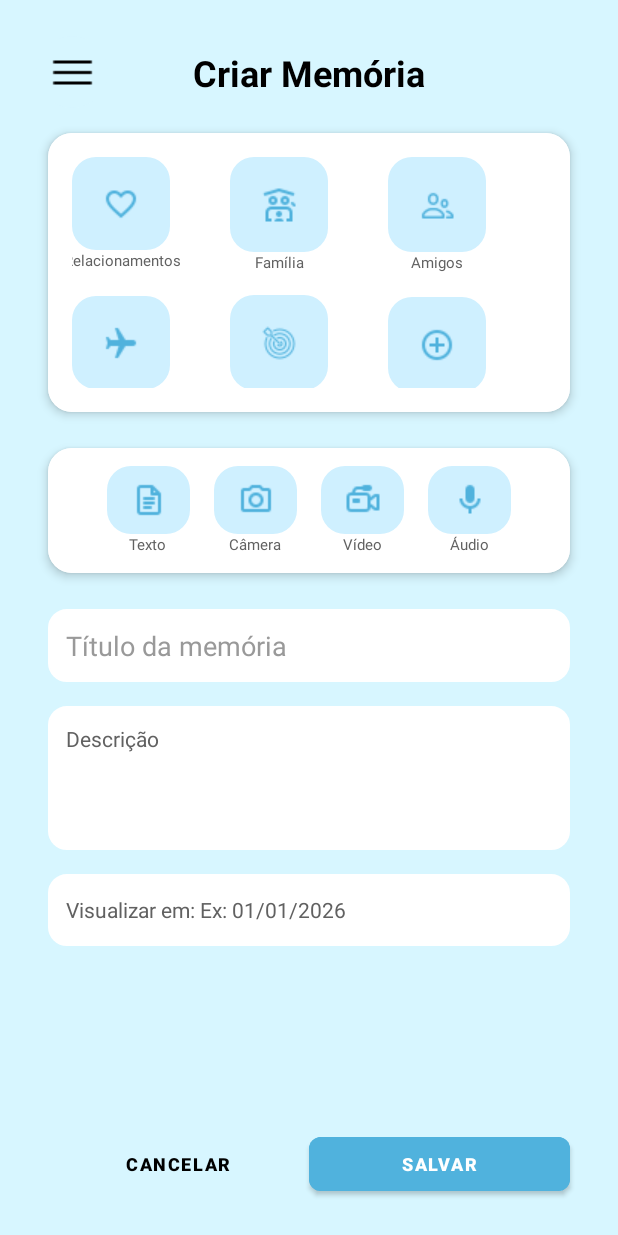
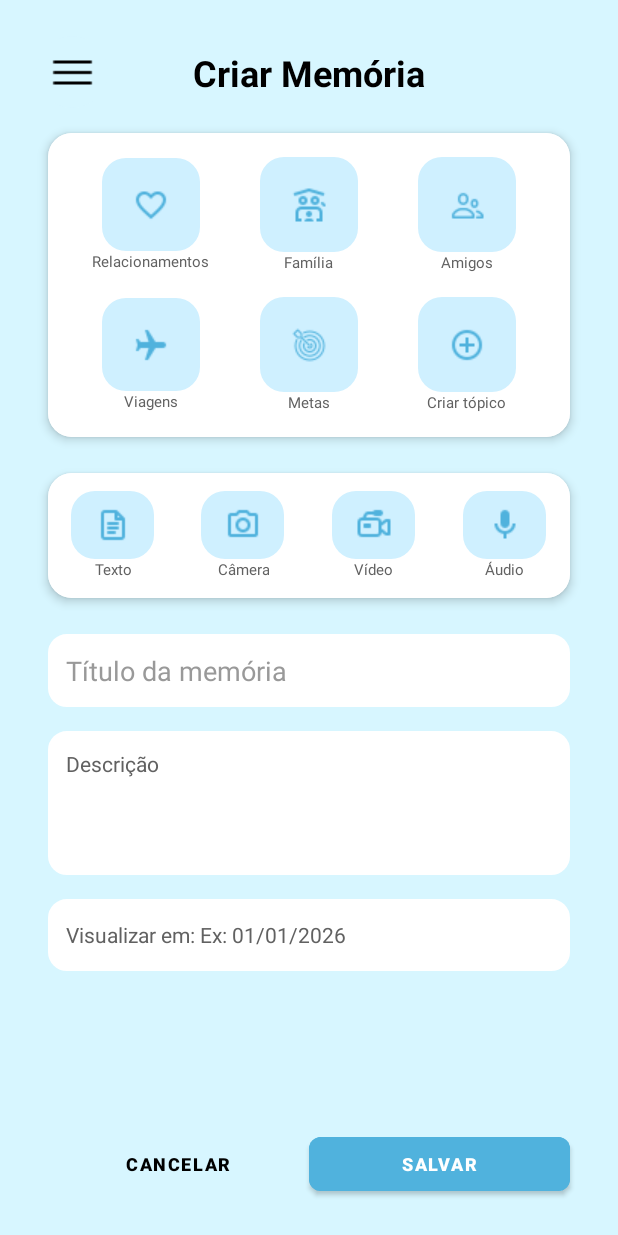
Before and after one commit to FranciscoPedro06/reviva-app, an Android app: the MemoriaActivity screen opened directly, with no data from a screen before it, on a phone screen of 412 x 824 dp. Run offline under Robolectric (Android 15) with nearby library versions, the phone set to English and light mode, and no system bars.

Commit message:
Screen update, now is fully responsive (refs #5)

```diff
--- a/app/src/main/res/layout/activity_criar_memoria.xml
+++ b/app/src/main/res/layout/activity_criar_memoria.xml
@@ -34,8 +34,7 @@
     <androidx.cardview.widget.CardView
         android:id="@+id/cardCategorias"
         android:layout_width="0dp"
-        android:layout_height="186dp"
-        android:layout_marginHorizontal="32dp"
+        android:layout_height="wrap_content" android:layout_marginHorizontal="32dp"
         android:layout_marginTop="24dp"
         app:cardCornerRadius="16dp"
         app:cardElevation="4dp"
@@ -43,22 +42,29 @@
         app:layout_constraintStart_toStartOf="parent"
         app:layout_constraintTop_toBottomOf="@+id/txtTitulo">
 
-        <androidx.constraintlayout.widget.ConstraintLayout
+        <LinearLayout
             android:layout_width="match_parent"
-            android:layout_height="match_parent"
-            android:background="@color/white"
-            android:padding="16dp">
+            android:layout_height="wrap_content"
+            android:orientation="vertical"
+            android:padding="16dp"
+            android:background="@color/white">
 
-            <ImageButton
+            <LinearLayout
+                android:layout_width="match_parent"
+                android:layout_height="wrap_content"
+                android:orientation="horizontal"
+                android:gravity="center"
+                android:weightSum="3"> <LinearLayout
+                android:layout_width="0dp"
+                android:layout_height="wrap_content"
+                android:layout_weight="1" android:orientation="vertical"
+                android:gravity="center_horizontal"
+                android:paddingHorizontal="4dp"> <ImageButton
                 android:id="@+id/btnRelacionamentos"
-                android:layout_width="65dp"
-                android:layout_height="62dp"
+                android:layout_width="65dp" android:layout_height="62dp"
                 android:background="@drawable/bg_button_rounded"
                 android:contentDescription="@string/relacionamentos"
-                android:src="@drawable/ic_coracao"
-                app:layout_constraintHorizontal_chainStyle="spread_inside"
-                app:layout_constraintStart_toStartOf="parent"
-                app:layout_constraintTop_toTopOf="parent" />
+                android:src="@drawable/ic_coracao" />
 
                 <TextView
                     android:id="@+id/txtRelacionamentos"
@@ -67,9 +73,16 @@
                     android:text="@string/relacionamentos"
                     android:textColor="#616161"
                     android:textSize="10sp"
-                app:layout_constraintEnd_toEndOf="@+id/btnRelacionamentos"
-                app:layout_constraintStart_toStartOf="@+id/btnRelacionamentos"
-                app:layout_constraintTop_toBottomOf="@+id/btnRelacionamentos" />
+                    android:gravity="center_horizontal"
+                    android:maxLines="2" /> </LinearLayout>
+
+                <LinearLayout
+                    android:layout_width="0dp"
+                    android:layout_height="wrap_content"
+                    android:layout_weight="1"
+                    android:orientation="vertical"
+                    android:gravity="center_horizontal"
+                    android:paddingHorizontal="4dp">
 
                     <ImageButton
                         android:id="@+id/btnFamilia"
@@ -77,10 +90,7 @@
                         android:layout_height="63dp"
                         android:background="@drawable/bg_button_rounded"
                         android:contentDescription="@string/familia"
-                android:src="@drawable/ic_familia"
-                app:layout_constraintEnd_toStartOf="@+id/btnAmigos"
-                app:layout_constraintStart_toEndOf="@+id/btnRelacionamentos"
-                app:layout_constraintTop_toTopOf="parent" />
+                        android:src="@drawable/ic_familia" />
 
                     <TextView
                         android:id="@+id/txtFamilia"
@@ -89,9 +99,17 @@
                         android:text="@string/familia"
                         android:textColor="#616161"
                         android:textSize="10sp"
-                app:layout_constraintEnd_toEndOf="@+id/btnFamilia"
-                app:layout_constraintStart_toStartOf="@+id/btnFamilia"
-                app:layout_constraintTop_toBottomOf="@+id/btnFamilia" />
+                        android:gravity="center_horizontal"
+                        android:maxLines="2" />
+                </LinearLayout>
+
+                <LinearLayout
+                    android:layout_width="0dp"
+                    android:layout_height="wrap_content"
+                    android:layout_weight="1"
+                    android:orientation="vertical"
+                    android:gravity="center_horizontal"
+                    android:paddingHorizontal="4dp">
 
                     <ImageButton
                         android:id="@+id/btnAmigos"
@@ -99,10 +117,7 @@
                         android:layout_height="63dp"
                         android:background="@drawable/bg_button_rounded"
                         android:contentDescription="@string/amigos"
-                android:src="@drawable/ic_amigos"
-                app:layout_constraintEnd_toEndOf="parent"
-                app:layout_constraintStart_toEndOf="@+id/btnFamilia"
-                app:layout_constraintTop_toTopOf="parent" />
+                        android:src="@drawable/ic_amigos" />
 
                     <TextView
                         android:id="@+id/txtAmigos"
@@ -111,9 +126,24 @@
                         android:text="@string/amigos"
                         android:textColor="#616161"
                         android:textSize="10sp"
-                app:layout_constraintEnd_toEndOf="@+id/btnAmigos"
-                app:layout_constraintStart_toStartOf="@+id/btnAmigos"
-                app:layout_constraintTop_toBottomOf="@+id/btnAmigos" />
+                        android:gravity="center_horizontal"
+                        android:maxLines="2" />
+                </LinearLayout>
+            </LinearLayout>
+
+            <LinearLayout
+                android:layout_width="match_parent"
+                android:layout_height="wrap_content"
+                android:orientation="horizontal"
+                android:gravity="center"
+                android:weightSum="3"
+                android:layout_marginTop="16dp"> <LinearLayout
+                android:layout_width="0dp"
+                android:layout_height="wrap_content"
+                android:layout_weight="1"
+                android:orientation="vertical"
+                android:gravity="center_horizontal"
+                android:paddingHorizontal="4dp">
 
                 <ImageButton
                     android:id="@+id/btnViagens"
@@ -121,10 +151,7 @@
                     android:layout_height="62dp"
                     android:background="@drawable/bg_button_rounded"
                     android:contentDescription="@string/viagens"
-                android:src="@drawable/ic_aviao"
-                app:layout_constraintBottom_toBottomOf="@+id/btnMetas"
-                app:layout_constraintStart_toStartOf="@+id/btnRelacionamentos"
-                app:layout_constraintTop_toTopOf="@+id/btnMetas" />
+                    android:src="@drawable/ic_aviao" />
 
                 <TextView
                     android:id="@+id/txtViagens"
@@ -133,22 +160,25 @@
                     android:text="@string/viagens"
                     android:textColor="#616161"
                     android:textSize="10sp"
-                app:layout_constraintEnd_toEndOf="@+id/btnViagens"
-                app:layout_constraintStart_toStartOf="@+id/btnViagens"
-                app:layout_constraintTop_toBottomOf="@+id/btnViagens" />
+                    android:gravity="center_horizontal"
+                    android:maxLines="2" />
+            </LinearLayout>
+
+                <LinearLayout
+                    android:layout_width="0dp"
+                    android:layout_height="wrap_content"
+                    android:layout_weight="1"
+                    android:orientation="vertical"
+                    android:gravity="center_horizontal"
+                    android:paddingHorizontal="4dp">
 
                     <ImageButton
                         android:id="@+id/btnMetas"
                         android:layout_width="65dp"
                         android:layout_height="63dp"
-                android:layout_marginTop="16dp"
                         android:background="@drawable/bg_button_rounded"
                         android:contentDescription="@string/metas"
-                android:src="@drawable/ic_metas"
-                app:layout_constraintBottom_toBottomOf="parent"
-                app:layout_constraintEnd_toStartOf="@+id/btnMais"
-                app:layout_constraintStart_toEndOf="@+id/btnViagens"
-                app:layout_constraintTop_toBottomOf="@+id/txtFamilia" />
+                        android:src="@drawable/ic_metas" />
 
                     <TextView
                         android:id="@+id/txtMetas"
@@ -157,21 +187,25 @@
                         android:text="@string/metas"
                         android:textColor="#616161"
                         android:textSize="10sp"
-                app:layout_constraintEnd_toEndOf="@+id/btnMetas"
-                app:layout_constraintStart_toStartOf="@+id/btnMetas"
-                app:layout_constraintTop_toBottomOf="@+id/btnMetas" />
+                        android:gravity="center_horizontal"
+                        android:maxLines="2" />
+                </LinearLayout>
+
+                <LinearLayout
+                    android:layout_width="0dp"
+                    android:layout_height="wrap_content"
+                    android:layout_weight="1"
+                    android:orientation="vertical"
+                    android:gravity="center_horizontal"
+                    android:paddingHorizontal="4dp">
 
                     <ImageButton
                         android:id="@+id/btnMais"
                         android:layout_width="65dp"
                         android:layout_height="63dp"
-                android:layout_marginTop="16dp"
                         android:background="@drawable/bg_button_rounded"
                         android:contentDescription="@string/novo"
-                android:src="@drawable/ic_mais"
-                app:layout_constraintEnd_toEndOf="parent"
-                app:layout_constraintStart_toEndOf="@+id/btnMetas"
-                app:layout_constraintTop_toBottomOf="@+id/txtAmigos" />
+                        android:src="@drawable/ic_mais" />
 
                     <TextView
                         android:id="@+id/txtNovo"
@@ -180,11 +214,11 @@
                         android:text="@string/novo"
                         android:textColor="#616161"
                         android:textSize="10sp"
-                app:layout_constraintEnd_toEndOf="@+id/btnMais"
-                app:layout_constraintStart_toStartOf="@+id/btnMais"
-                app:layout_constraintTop_toBottomOf="@+id/btnMais" />
-
-        </androidx.constraintlayout.widget.ConstraintLayout>
+                        android:gravity="center_horizontal"
+                        android:maxLines="2" />
+                </LinearLayout>
+            </LinearLayout>
+        </LinearLayout>
     </androidx.cardview.widget.CardView>
 
     <androidx.cardview.widget.CardView
@@ -205,19 +239,18 @@
             android:gravity="center"
             android:orientation="horizontal"
             android:paddingVertical="12dp"
-            android:background="@color/white">
-
-            <LinearLayout
-                android:layout_width="wrap_content"
+            android:background="@color/white"
+            android:weightSum="4"> <LinearLayout
+            android:layout_width="0dp"
             android:layout_height="wrap_content"
-                android:gravity="center_horizontal"
-                android:orientation="vertical">
+            android:layout_weight="1" android:gravity="center_horizontal"
+            android:orientation="vertical"
+            android:paddingHorizontal="4dp">
 
             <ImageButton
                 android:id="@+id/btnTexto"
                 android:layout_width="55dp"
                 android:layout_height="45dp"
-                    android:layout_marginHorizontal="8dp"
                 android:background="@drawable/bg_button_rounded"
                 android:onClick="abrirCamera"
                 android:contentDescription="@string/texto"
@@ -229,20 +262,23 @@
                 android:layout_height="wrap_content"
                 android:text="@string/texto"
                 android:textColor="#616161"
-                    android:textSize="10sp" />
+                android:textSize="10sp"
+                android:gravity="center_horizontal"
+                android:maxLines="2" />
         </LinearLayout>
 
             <LinearLayout
-                android:layout_width="wrap_content"
+                android:layout_width="0dp"
                 android:layout_height="wrap_content"
+                android:layout_weight="1"
                 android:gravity="center_horizontal"
-                android:orientation="vertical">
+                android:orientation="vertical"
+                android:paddingHorizontal="4dp">
 
                 <ImageButton
                     android:id="@+id/btnFoto"
                     android:layout_width="55dp"
                     android:layout_height="45dp"
-                    android:layout_marginHorizontal="8dp"
                     android:background="@drawable/bg_button_rounded"
                     android:contentDescription="@string/camera"
                     android:src="@drawable/ic_foto" />
@@ -253,20 +289,23 @@
                     android:layout_height="wrap_content"
                     android:text="@string/camera"
                     android:textColor="#616161"
-                    android:textSize="10sp" />
+                    android:textSize="10sp"
+                    android:gravity="center_horizontal"
+                    android:maxLines="2" />
             </LinearLayout>
 
             <LinearLayout
-                android:layout_width="wrap_content"
+                android:layout_width="0dp"
                 android:layout_height="wrap_content"
+                android:layout_weight="1"
                 android:gravity="center_horizontal"
-                android:orientation="vertical">
+                android:orientation="vertical"
+                android:paddingHorizontal="4dp">
 
                 <ImageButton
                     android:id="@+id/btnVideo"
                     android:layout_width="55dp"
                     android:layout_height="45dp"
-                    android:layout_marginHorizontal="8dp"
                     android:background="@drawable/bg_button_rounded"
                     android:contentDescription="@string/video"
                     android:src="@drawable/ic_video" />
@@ -277,20 +316,23 @@
                     android:layout_height="wrap_content"
                     android:text="@string/video"
                     android:textColor="#616161"
-                    android:textSize="10sp" />
+                    android:textSize="10sp"
+                    android:gravity="center_horizontal"
+                    android:maxLines="2" />
             </LinearLayout>
 
             <LinearLayout
-                android:layout_width="wrap_content"
+                android:layout_width="0dp"
                 android:layout_height="wrap_content"
+                android:layout_weight="1"
                 android:gravity="center_horizontal"
-                android:orientation="vertical">
+                android:orientation="vertical"
+                android:paddingHorizontal="4dp">
 
                 <ImageButton
                     android:id="@+id/btnAudio"
                     android:layout_width="55dp"
                     android:layout_height="45dp"
-                    android:layout_marginHorizontal="8dp"
                     android:background="@drawable/bg_button_rounded"
                     android:onClick="gravarAudio"
                     android:contentDescription="@string/audio"
@@ -302,7 +344,9 @@
                     android:layout_height="wrap_content"
                     android:text="@string/audio"
                     android:textColor="#616161"
-                    android:textSize="10sp" />
+                    android:textSize="10sp"
+                    android:gravity="center_horizontal"
+                    android:maxLines="2" />
             </LinearLayout>
 
         </LinearLayout>
```
Lines whose indentation alone changed are shown as unchanged.
